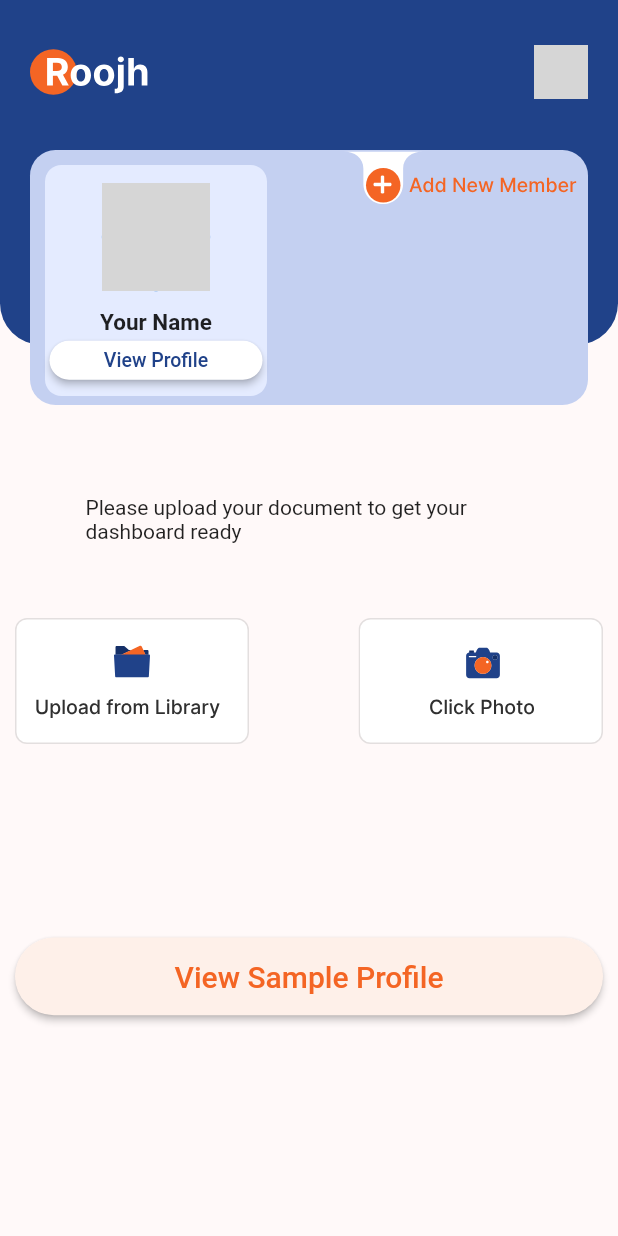
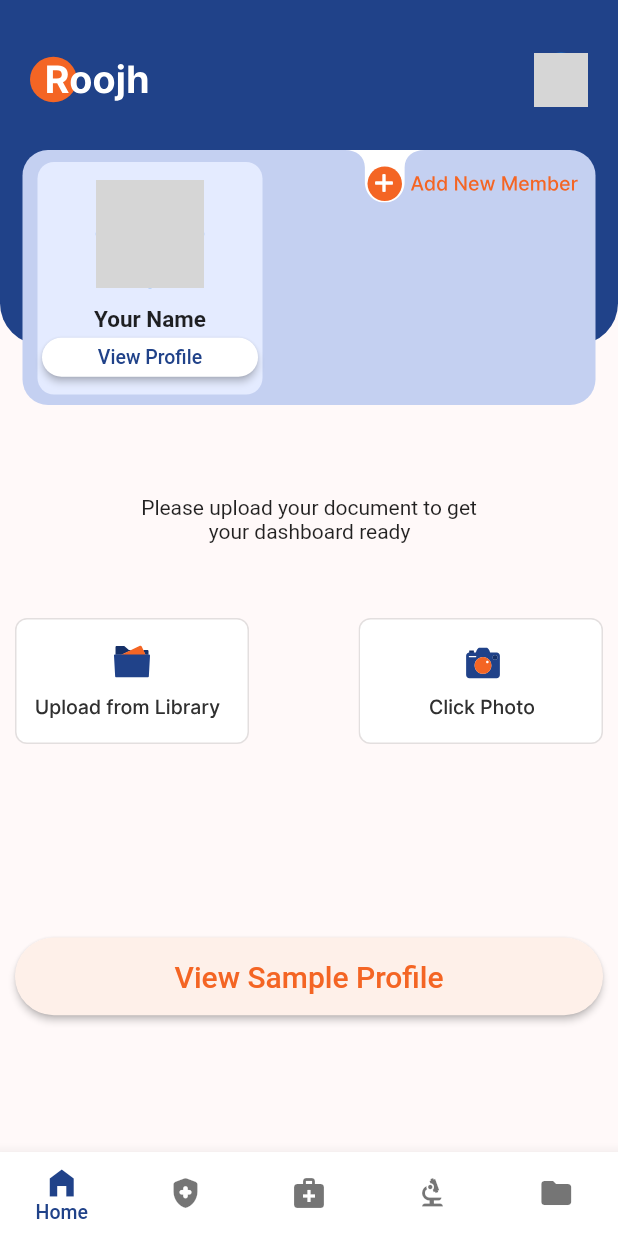
Before and after one commit to Sahilgupta9426/roojh, a Flutter app: the MainHome screen opened directly, on a phone screen of 412 x 824 dp. Run offline on Flutter 3.47's test engine with Material 2 defaults, Android fonts, the light colour scheme and no system bars; our stand-ins replace animate_do, cloud_firestore, file_picker, firebase_auth, firebase_core, firebase_storage and 7 more; missing offline and left inert: flutter_document_picker; accounts and stored records are empty; network calls fail; project files that could hold a hidden picture were left out; grey boxes are pictures that could not be loaded.

Commit message:
footer 80%  and profile 80%

```diff
--- /dev/null
+++ b/lib/common_code/footer.dart
@@ -0,0 +1,33 @@
+import 'package:flutter/material.dart';
+import 'package:flutter_svg/flutter_svg.dart';
+
+class Footer extends StatefulWidget {
+  const Footer({Key? key}) : super(key: key);
+
+  @override
+  State<Footer> createState() => _FooterState();
+}
+
+class _FooterState extends State<Footer> {
+  @override
+  Widget build(BuildContext context) {
+    return Scaffold(
+      bottomNavigationBar: BottomNavigationBar(items: [
+        BottomNavigationBarItem(
+            icon: Icon(Icons.home),
+            label: 'Home',
+            backgroundColor: Colors.blue),
+        BottomNavigationBarItem(
+            icon: Icon(Icons.home),
+            label: 'Home',
+            backgroundColor: Colors.blue),
+        BottomNavigationBarItem(
+            icon: Icon(Icons.home),
+            label: 'Home',
+            backgroundColor: Colors.blue),
+        BottomNavigationBarItem(
+            icon: Icon(Icons.home), label: 'Home', backgroundColor: Colors.blue)
+      ]),
+    );
+  }
+}
--- a/lib/common_code/profileTopImage.dart
+++ b/lib/common_code/profileTopImage.dart
@@ -21,7 +21,7 @@ class TopProfileImage extends StatelessWidget {
         child: Column(
           children: [
             SizedBox(
-              height: 30,
+              height: 35,
             ),
             Padding(
               padding: EdgeInsets.only(left: 20, right: 20),
@@ -58,7 +58,7 @@ class TopProfileImage extends StatelessWidget {
                 width: MediaQuery.of(context).size.width,
                 // width: double.infinity,
                 height: 170,
-                padding: EdgeInsets.only(left: 20, right: 20, top: 0),
+                padding: EdgeInsets.only(left: 15, right: 15, top: 0),
                 child: Container(
                   padding: EdgeInsets.all(0),
                   // height: 170,
@@ -69,7 +69,7 @@ class TopProfileImage extends StatelessWidget {
                         Radius.circular(17),
                       )),
                   child: Padding(
-                    padding: const EdgeInsets.only(bottom: 133, right: 3),
+                    padding: const EdgeInsets.only(bottom: 135, right: 7),
                     child: Row(
                         mainAxisAlignment: MainAxisAlignment.end,
                         children: [
@@ -84,12 +84,12 @@ class TopProfileImage extends StatelessWidget {
                 ),
               ),
               Positioned(
-                  top: 10,
-                  left: 30,
+                  top: 8,
+                  left: 25,
                   // bottom: -1,
                   child: Container(
-                    height: 154,
-                    width: 148,
+                    height: 155,
+                    width: 150,
                     decoration: BoxDecoration(
                         color: HexColor('#E4EBFF'),
                         borderRadius: BorderRadius.all(
--- a/lib/homepage/mainhome.dart
+++ b/lib/homepage/mainhome.dart
@@ -1,7 +1,6 @@
 import 'package:flutter/material.dart';
 import 'package:flutter_svg/flutter_svg.dart';
 import 'package:hexcolor/hexcolor.dart';
-
 import '../common_code/profileTopImage.dart';
 
 class MainHome extends StatefulWidget {
@@ -12,9 +11,43 @@ class MainHome extends StatefulWidget {
 }
 
 class _MainHomeState extends State<MainHome> {
+  int currentIndex = 0;
   @override
   Widget build(BuildContext context) {
     return Scaffold(
+      bottomNavigationBar: BottomNavigationBar(
+          type: BottomNavigationBarType.fixed,
+          backgroundColor: Colors.white,
+          // fixedColor: Colors.black,
+          // iconSize: 34,
+          selectedLabelStyle:
+              TextStyle(fontSize: 13, fontWeight: FontWeight.w500),
+          selectedItemColor: HexColor('#204289'),
+          showUnselectedLabels: false,
+          currentIndex: currentIndex,
+          onTap: (index) => setState(() => currentIndex = index),
+          items: [
+            BottomNavigationBarItem(
+              icon: Icon(Icons.home_filled),
+              label: 'Home',
+            ),
+            BottomNavigationBarItem(
+              icon: Icon(Icons.health_and_safety_rounded),
+              label: 'Trends',
+            ),
+            BottomNavigationBarItem(
+              icon: Icon(Icons.medical_services),
+              label: 'Medication',
+            ),
+            BottomNavigationBarItem(
+              icon: Icon(Icons.biotech),
+              label: 'Reports',
+            ),
+            BottomNavigationBarItem(
+              icon: Icon(Icons.folder),
+              label: 'Docs',
+            )
+          ]),
       body: SingleChildScrollView(
         child: Column(children: [
           TopProfileImage(),
@@ -30,7 +63,11 @@ class _MainHomeState extends State<MainHome> {
                   child: Align(
                     alignment: Alignment.center,
                     child: Text(
-                        'Please upload your document to get your dashboard ready'),
+                      'Please upload your document to get\n             your dashboard ready',
+                      style: TextStyle(
+                        decorationStyle: TextDecorationStyle.double,
+                      ),
+                    ),
                   ),
                 ),
                 SizedBox(
@@ -77,9 +114,12 @@ class _MainHomeState extends State<MainHome> {
                         ))),
                   ),
                 ),
+                SizedBox(
+                  height: 30,
+                )
               ],
             ),
-          )
+          ),
         ]),
       ),
     );
--- a/lib/pin_password/bio_authpage.dart
+++ b/lib/pin_password/bio_authpage.dart
@@ -4,6 +4,7 @@ import 'package:hexcolor/hexcolor.dart';
 
 import 'package:local_auth/local_auth.dart';
 import 'package:flutter/services.dart';
+import 'package:roojh/homepage/home.dart';
 import 'package:roojh/homepage/upload_file/upload_main.dart';
 // import 'package:roojh/homepage/createpin.dart';
 import 'package:roojh/local_storage/local_storage.dart';
@@ -46,7 +47,7 @@ class _AuthPageState extends State<AuthPage> {
         // #################################################
         // if authentication successful then it will redirect to Main upload file
         Navigator.of(context).pushReplacement(
-          MaterialPageRoute(builder: (context) => MainUploadFile()),
+          MaterialPageRoute(builder: (context) => Home()),
         );
       }
       setState(() {
@@ -208,7 +209,7 @@ class _EnterPinState extends State<EnterPin> {
                                 //     context, '/home');
                                 Navigator.of(context).pushReplacement(
                                   MaterialPageRoute(
-                                      builder: (context) => MainUploadFile()),
+                                      builder: (context) => Home()),
                                 );
                               }
                             }
```
Also changed, not shown: icons/header/Home.svg (added), icons/header/Vector.svg (added), icons/header/chemistry.svg (added), icons/header/file.svg (added), icons/header/png/Vector.png (added), icons/header/png/group.png (added).
